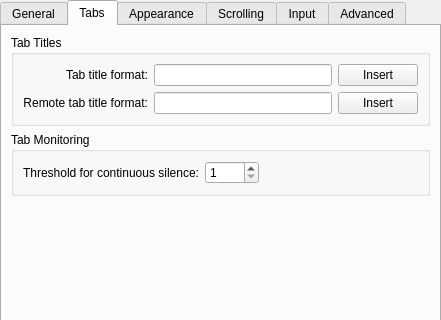
Old version of the form src/EditProfileDialog.ui in the repository KDE/konsole; both pictures show x 0 to 441 and y 0 to 320 of the 441 by 551 pixel window.
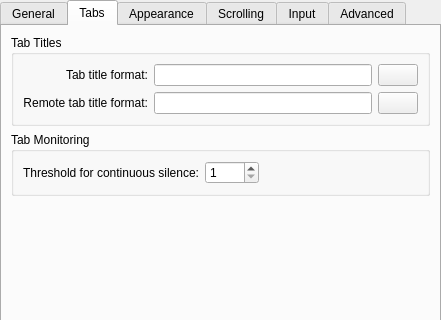
New version of the form. The open tabs and pages were chosen to show the change. Custom widgets are drawn as their Qt base class.

Commit message:
Change TabTitleFormatAction(a QAction) into TabTitleFormatButton(a QPushButton)
This reduces:

   * The duplicated code for setting up that push button
   * The duplicate entries in ui files for the Text and ToolTip

Note: there are still quite some duplicate between RenameTabsDialog and
EditProfileDialog. Maybe it is good idea to create a customized widget
EditTabTitleWidget to reduce the duplicate

The edit to the form file:
```diff
--- a/src/EditProfileDialog.ui
+++ b/src/EditProfileDialog.ui
@@ -284,13 +284,7 @@
            </widget>
           </item>
           <item row="0" column="2">
-           <widget class="QPushButton" name="tabTitleEditButton">
-            <property name="toolTip">
-             <string>Edit normal tab title format</string>
-            </property>
-            <property name="text">
-             <string>Insert</string>
-            </property>
+           <widget class="Konsole::TabTitleFormatButton" name="tabTitleFormatButton">
            </widget>
           </item>
           <item row="1" column="0">
@@ -311,13 +305,7 @@
            </widget>
           </item>
           <item row="1" column="2">
-           <widget class="QPushButton" name="remoteTabTitleEditButton">
-            <property name="toolTip">
-             <string>Edit tab title format used when executing remote commands</string>
-            </property>
-            <property name="text">
-             <string>Insert</string>
-            </property>
+           <widget class="Konsole::TabTitleFormatButton" name="remoteTabTitleFormatButton">
            </widget>
           </item>
          </layout>
@@ -1196,6 +1184,11 @@
    <header>kmessagewidget.h</header>
    <container>1</container>
   </customwidget>
+  <customwidget>
+   <class>Konsole::TabTitleFormatButton</class>
+   <extends>QPushButton</extends>
+   <header>TabTitleFormatButton.h</header>
+  </customwidget>
  </customwidgets>
  <resources/>
  <connections/>
```
The commit also changes 6 other files.
